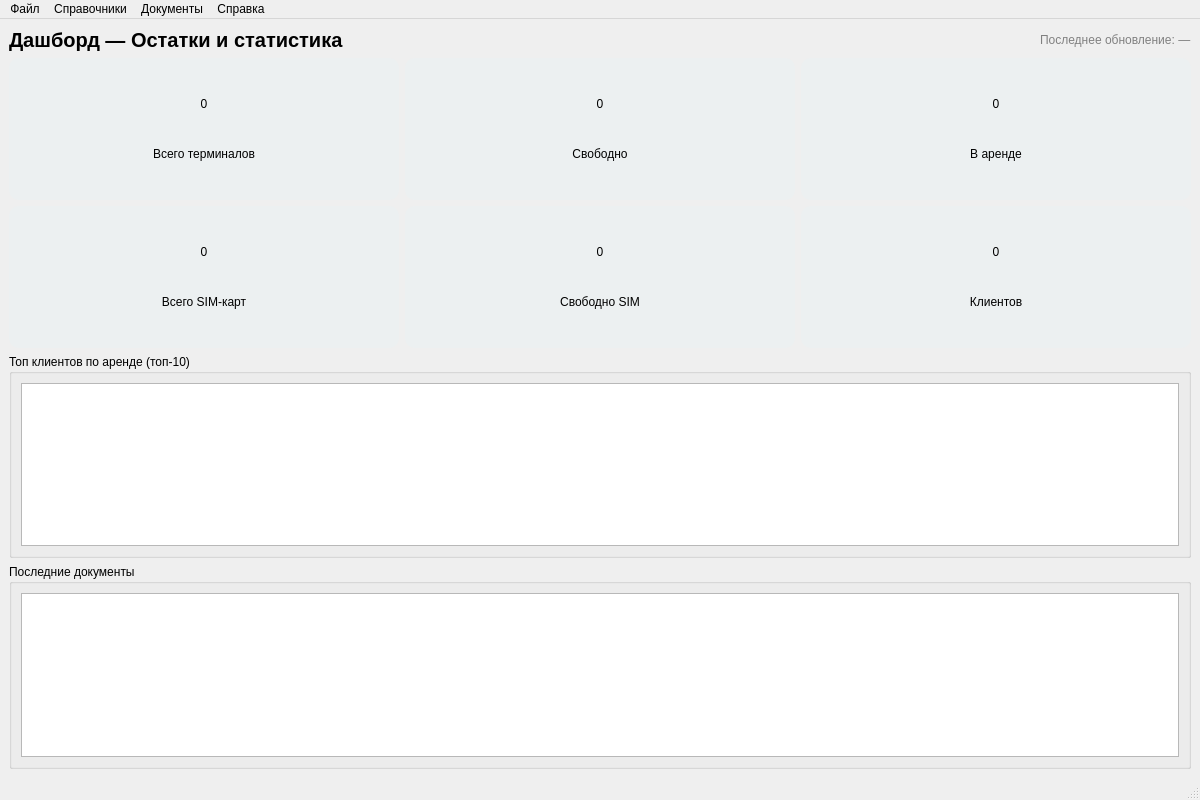
Before: the Qt Designer form src/ui/mainwindow.ui in Smurf72T/POC_Terminal_Tracker, drawn with Qt 5.
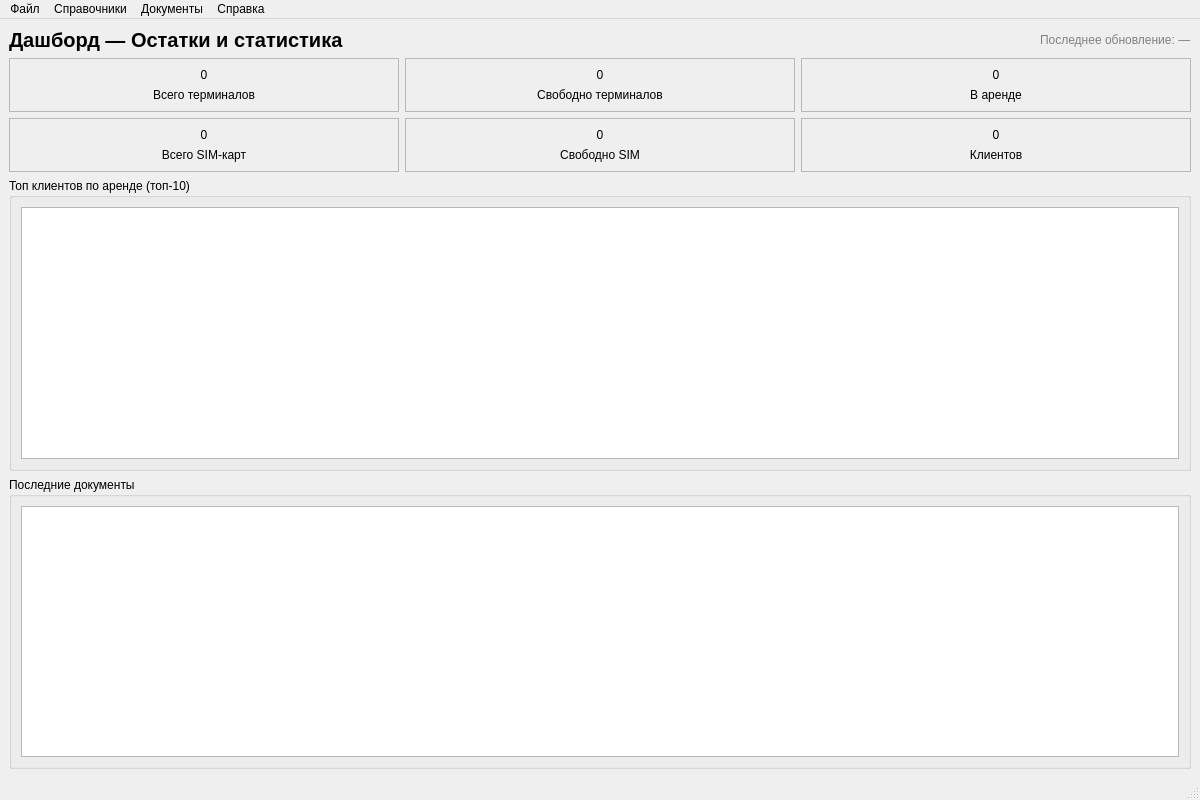
After: the same form once the commit is applied.

```diff
--- a/src/ui/mainwindow.ui
+++ b/src/ui/mainwindow.ui
@@ -56,9 +56,6 @@
      <layout class="QGridLayout" name="countersLayout">
       <item row="0" column="0">
        <widget class="QFrame" name="frameTotalTerminals">
-        <property name="styleSheet">
-         <string>QFrame { background-color: #ecf0f1; border-radius: 10px; padding: 15px; }</string>
-        </property>
         <property name="frameShape">
          <enum>QFrame::Shape::StyledPanel</enum>
         </property>
@@ -91,9 +88,6 @@
       </item>
       <item row="0" column="1">
        <widget class="QFrame" name="frameFreeTerminals">
-        <property name="styleSheet">
-         <string>QFrame { background-color: #ecf0f1; border-radius: 10px; padding: 15px; }</string>
-        </property>
         <property name="frameShape">
          <enum>QFrame::Shape::StyledPanel</enum>
         </property>
@@ -114,7 +108,7 @@
          <item>
           <widget class="QLabel" name="labelNameFree">
            <property name="text">
-            <string>Свободно</string>
+            <string>Свободно терминалов</string>
            </property>
            <property name="alignment">
             <set>Qt::AlignmentFlag::AlignCenter</set>
@@ -126,9 +120,6 @@
       </item>
       <item row="0" column="2">
        <widget class="QFrame" name="frameRentedTerminals">
-        <property name="styleSheet">
-         <string>QFrame { background-color: #ecf0f1; border-radius: 10px; padding: 15px; }</string>
-        </property>
         <property name="frameShape">
          <enum>QFrame::Shape::StyledPanel</enum>
         </property>
@@ -161,9 +152,6 @@
       </item>
       <item row="1" column="0">
        <widget class="QFrame" name="frameTotalSIM">
-        <property name="styleSheet">
-         <string>QFrame { background-color: #ecf0f1; border-radius: 10px; padding: 15px; }</string>
-        </property>
         <property name="frameShape">
          <enum>QFrame::Shape::StyledPanel</enum>
         </property>
@@ -196,9 +184,6 @@
       </item>
       <item row="1" column="1">
        <widget class="QFrame" name="frameFreeSIM">
-        <property name="styleSheet">
-         <string>QFrame { background-color: #ecf0f1; border-radius: 10px; padding: 15px; }</string>
-        </property>
         <property name="frameShape">
          <enum>QFrame::Shape::StyledPanel</enum>
         </property>
@@ -231,9 +216,6 @@
       </item>
       <item row="1" column="2">
        <widget class="QFrame" name="frameClients">
-        <property name="styleSheet">
-         <string>QFrame { background-color: #ecf0f1; border-radius: 10px; padding: 15px; }</string>
-        </property>
         <property name="frameShape">
          <enum>QFrame::Shape::StyledPanel</enum>
         </property>
```
Left out of the diff: 36 changed lines with no effect on the pictures.
